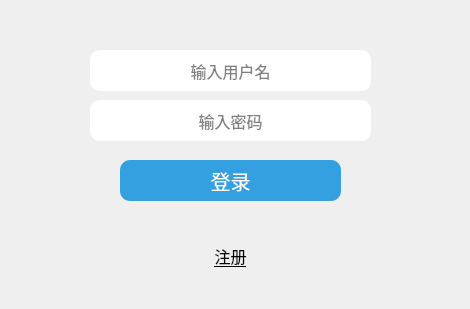
The window that login.ui (ThunderStones/qt-MusicPlayer) describes before a commit, drawn with Qt 5.
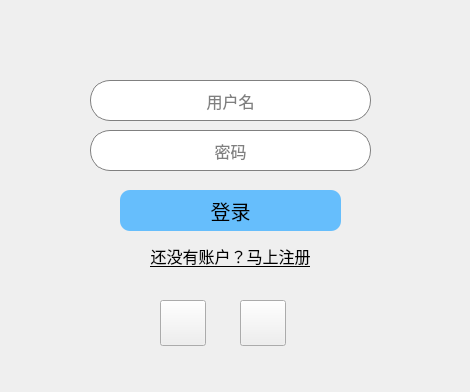
The same window after the commit.

Diff of the .ui file:
```diff
--- a/login.ui
+++ b/login.ui
@@ -7,7 +7,7 @@
     <x>0</x>
     <y>0</y>
     <width>470</width>
-    <height>309</height>
+    <height>392</height>
    </rect>
   </property>
   <property name="windowTitle">
@@ -17,7 +17,7 @@
    <property name="geometry">
     <rect>
      <x>120</x>
-     <y>160</y>
+     <y>190</y>
      <width>221</width>
      <height>41</height>
     </rect>
@@ -29,10 +29,14 @@
    </property>
    <property name="styleSheet">
     <string notr="true">#loginBtn{
-	background-color: rgb(52, 160, 223);
+	background-color: rgb(102, 190, 252);
 	border: 0px;
 	border-radius: 10px;
-	color: #ffffff;
+
+}
+
+#loginBtn:hover{
+	background-color: rgb(52, 160, 223);
 }</string>
    </property>
    <property name="text">
@@ -45,9 +49,9 @@
   <widget class="QPushButton" name="registerBtn">
    <property name="geometry">
     <rect>
-     <x>200</x>
+     <x>130</x>
      <y>240</y>
-     <width>61</width>
+     <width>201</width>
      <height>31</height>
     </rect>
    </property>
@@ -60,10 +64,14 @@
    <property name="styleSheet">
     <string notr="true">#registerBtn{
 	border: 0px;
+}
+#registerBtn:hover{
+	border: 0px;
+	color: rgb(52, 160, 223);
 }</string>
    </property>
    <property name="text">
-    <string>注册</string>
+    <string>还没有账户？马上注册</string>
    </property>
    <property name="shortcut">
     <string>Ctrl+R</string>
@@ -73,7 +81,7 @@
    <property name="geometry">
     <rect>
      <x>90</x>
-     <y>50</y>
+     <y>80</y>
      <width>281</width>
      <height>41</height>
     </rect>
@@ -85,8 +93,12 @@
    </property>
    <property name="styleSheet">
     <string notr="true">#userNameText{
-	border: 0px;
-	border-radius: 10px; 
+	border: 1px solid gray;
+	border-radius: 20px; 
+}
+#userNameText:focus{
+	border: 1px solid blue;
+	border-radius: 20px; 
 }</string>
    </property>
    <property name="inputMethodHints">
@@ -99,14 +111,14 @@
     <set>Qt::AlignCenter</set>
    </property>
    <property name="placeholderText">
-    <string>输入用户名</string>
+    <string>用户名</string>
    </property>
   </widget>
   <widget class="QLineEdit" name="passwordText">
    <property name="geometry">
     <rect>
      <x>90</x>
-     <y>100</y>
+     <y>130</y>
      <width>281</width>
      <height>41</height>
     </rect>
@@ -118,9 +130,15 @@
    </property>
    <property name="styleSheet">
     <string notr="true">#passwordText{
-	border: 0px;
-	border-radius: 10px; 
-}</string>
+	border: 1px solid gray;
+	border-radius: 20px; 
+}
+
+#passwordText:focus {
+	border: 1px solid blue;
+	border-radius: 20px; 
+}
+</string>
    </property>
    <property name="inputMethodHints">
     <set>Qt::ImhDigitsOnly|Qt::ImhHiddenText|Qt::ImhNoAutoUppercase|Qt::ImhNoPredictiveText|Qt::ImhSensitiveData</set>
@@ -132,7 +150,33 @@
     <set>Qt::AlignCenter</set>
    </property>
    <property name="placeholderText">
-    <string>输入密码</string>
+    <string>密码</string>
+   </property>
+  </widget>
+  <widget class="QPushButton" name="pushButton">
+   <property name="geometry">
+    <rect>
+     <x>160</x>
+     <y>300</y>
+     <width>46</width>
+     <height>46</height>
+    </rect>
+   </property>
+   <property name="text">
+    <string/>
+   </property>
+  </widget>
+  <widget class="QPushButton" name="pushButton_2">
+   <property name="geometry">
+    <rect>
+     <x>240</x>
+     <y>300</y>
+     <width>46</width>
+     <height>46</height>
+    </rect>
+   </property>
+   <property name="text">
+    <string/>
    </property>
   </widget>
  </widget>
```
